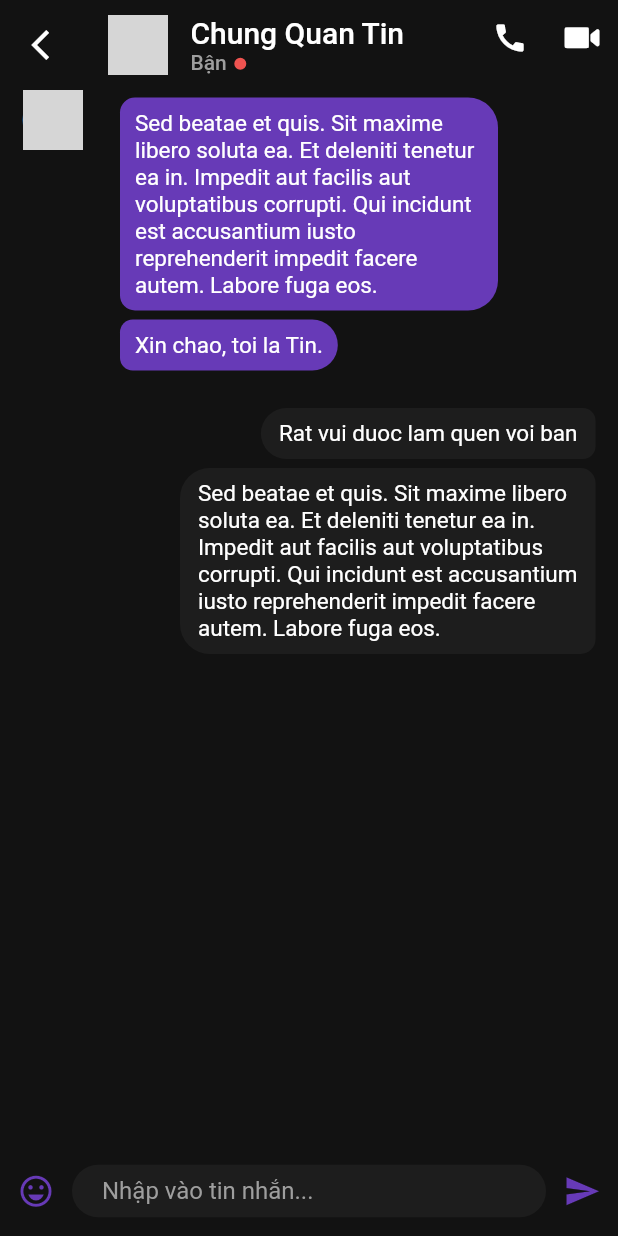
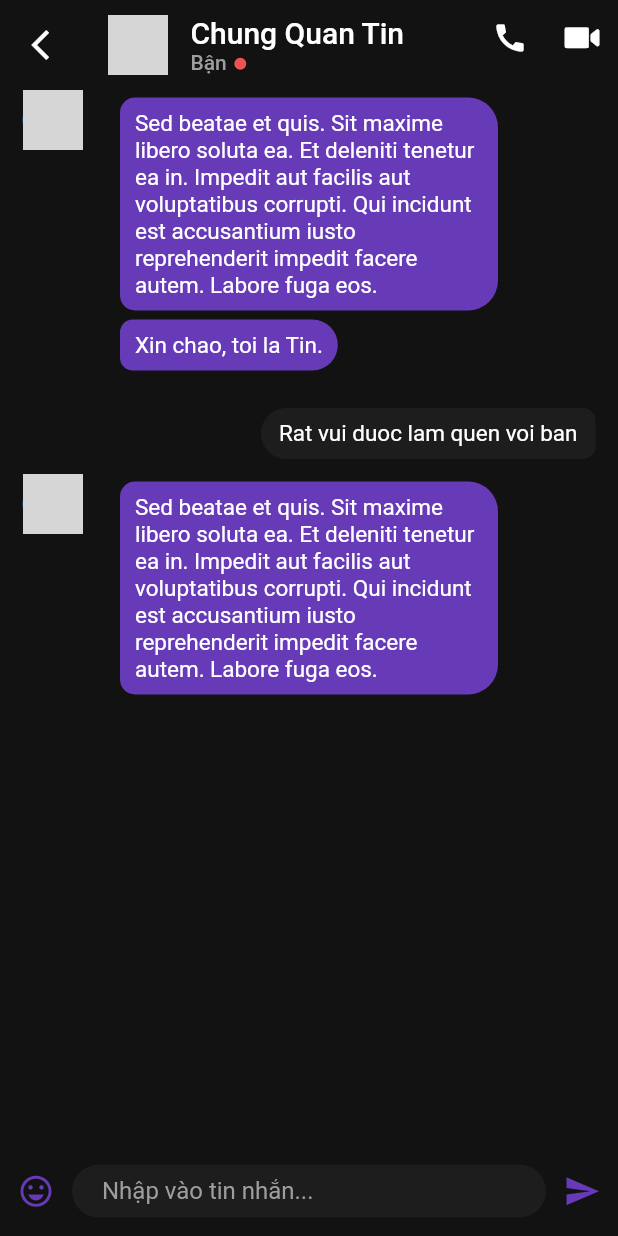
Before and after one commit to chungquantin/gitgab, a Flutter app: the ConversationScreen screen opened directly with sample values from the repository, on a phone screen of 412 x 824 dp. Run offline on Flutter 3.47's test engine with Material 2 defaults, Android fonts, the phone set to English and light mode, and no system bars; our stand-ins replace font_awesome_flutter, hexcolor; network calls fail; grey boxes are pictures that could not be loaded.

```diff
--- a/lib/constants/mock/data.dart
+++ b/lib/constants/mock/data.dart
@@ -100,7 +100,7 @@ class ConversationMockData {
               text: "Rat vui duoc lam quen voi ban"),
           Message(
               dateTime: DateTime.now(),
-              sender: UserMockData().currentUser,
+              sender: UserMockData().getMockUsers[1],
               unread: true,
               text:
                   "Sed beatae et quis. Sit maxime libero soluta ea. Et deleniti tenetur ea in. Impedit aut facilis aut voluptatibus corrupti. Qui incidunt est accusantium iusto reprehenderit impedit facere autem. Labore fuga eos.")
--- a/lib/src/ui/components/chat/ChatBubble.dart
+++ b/lib/src/ui/components/chat/ChatBubble.dart
@@ -30,7 +30,7 @@ class _ChatBubbleState extends State<ChatBubble> {
   Widget _name() => Container(
       margin: EdgeInsets.only(top: 5, bottom: 7),
       child: Text(widget.message.sender.name,
-              style: Theme.of(context).textTheme.bodyText1));
+          style: Theme.of(context).textTheme.bodyText1));
   Widget _notMeMessage() => Container(
         child: Row(
           mainAxisAlignment: MainAxisAlignment.start,
@@ -148,6 +148,8 @@ class _ChatBubbleState extends State<ChatBubble> {
 
   @override
   Widget build(BuildContext context) {
+    print(widget.messagePosition);
+
     return isCurrentUser(widget.message.sender)
         ? _meMessage()
         : _notMeMessage();
--- a/lib/src/ui/components/common/ReusableChatArea.dart
+++ b/lib/src/ui/components/common/ReusableChatArea.dart
@@ -1,8 +1,8 @@
 import 'package:flutter/material.dart';
 import 'package:flutter_chat_v2/src/ui/components/chat/ChatBubble.dart';
 import 'package:flutter_chat_v2/constants/mock/message.dart';
-import 'package:flutter_chat_v2/constants/mock/user.dart';
 import 'package:flutter_chat_v2/src/ui/screens/ConversationScreen.dart';
+
 class ReusableChatArea extends StatelessWidget {
   final List<Message> conversationMessages;
   const ReusableChatArea({Key key, @required this.conversationMessages})
@@ -15,22 +15,58 @@ class ReusableChatArea extends StatelessWidget {
           itemBuilder: (BuildContext context, int index) {
             ChatBubblePosition getPosition() {
               ChatBubblePosition pos;
-              if (index < 1) {
-                pos = ChatBubblePosition.first;
-              } else if (index == conversationMessages.length - 1) {
-                pos = ChatBubblePosition.last;
-              } else {
-                User prevSender = conversationMessages[index - 1].sender;
-                User curSender = conversationMessages[index].sender;
-                User nextSender = conversationMessages[index + 1].sender;
-                if (curSender.id != prevSender.id) {
+              // ignore: missing_return
+              Function getSender(int index, String position) {
+                switch (position) {
+                  case "prev":
+                    return () => conversationMessages[index - 1].sender;
+                  case "curr":
+                    return () => conversationMessages[index].sender;
+                  case "next":
+                    return () => conversationMessages[index + 1].sender;
+                  default:
+                    break;
+                }
+              }
+
+              void handleLastItemCase() {
+                if (index - 1 < 0) {
                   pos = ChatBubblePosition.first;
-                } else if (curSender.id == prevSender.id &&
-                    curSender.id == nextSender.id) {
+                } else if (index + 1 > 0) {
+                  if (getSender(index, "curr")() !=
+                      getSender(index, "prev")()) {
+                    pos = ChatBubblePosition.first;
+                  } else {
+                    pos = ChatBubblePosition.last;
+                  }
+                }
+              }
+
+              void handleMiddleItemCase() {
+                if (getSender(index, "curr")().id !=
+                    getSender(index, "prev")().id) {
+                  pos = ChatBubblePosition.first;
+                } else if (getSender(index, "curr")() ==
+                        getSender(index, "prev")() &&
+                    getSender(index, "curr")().id ==
+                        getSender(index, "next")().id) {
                   pos = ChatBubblePosition.middle;
-                } else if (curSender.id != nextSender.id) {
+                } else if (getSender(index, "curr")().id !=
+                    getSender(index, "next")().id) {
                   pos = ChatBubblePosition.last;
                 }
+              }
+
+              void handleFirstItemCase() {
+                pos = ChatBubblePosition.first;
+              }
+
+              if (index < 1) {
+                handleFirstItemCase();
+              } else if (index == conversationMessages.length - 1) {
+                handleLastItemCase();
+              } else {
+                handleMiddleItemCase();
               }
               return pos;
             }
```
